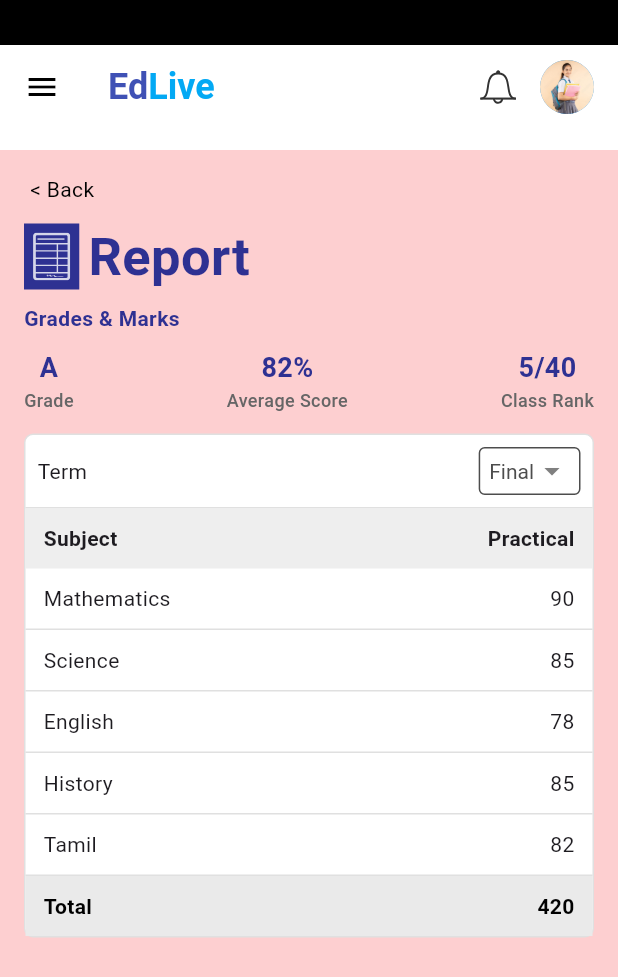
After one commit to Sathiya-Developer007/EDLive-SchoolApp, a Flutter app: the StudentReportPage screen opened directly, on a phone screen of 412 x 824 dp. The commit adds this screen. Shown: the top 977 px of the screen. Run offline on Flutter 3.47's test engine with Material 3 defaults, Android fonts, the phone set to English and light mode, and no system bars; our stand-ins replace flutter_svg, qr_flutter, shared_preferences; accounts and stored records are empty.

Commit message:
student report page ui created

```diff
--- a/lib/screens/students/student_dashboard.dart
+++ b/lib/screens/students/student_dashboard.dart
@@ -17,6 +17,7 @@ import 'student_events_holidays_page.dart';
 import 'student_school_bus_page.dart';
 import 'teacher_list_page.dart';
 import 'student_payments_page.dart';
+import 'student_report_page.dart';
 
 class StudentDashboardPage extends StatefulWidget {
   final Map<String, dynamic> childData;
@@ -287,7 +288,16 @@ class _StudentDashboardPageState extends State<StudentDashboardPage> {
   iconPath: 'assets/icons/reports.svg',
   color: const Color(0xFFFFCCCC),
   badgeCount: 1,
+  onTap: () {
+    Navigator.push(
+      context,
+      MaterialPageRoute(
+        builder: (context) => const StudentReportPage(),
       ),
+    );
+  },
+),
+
                 const SizedBox(height: 12),
         Row(
   children: [
--- /dev/null
+++ b/lib/screens/students/student_report_page.dart
@@ -0,0 +1,264 @@
+import 'package:flutter/material.dart';
+import 'package:flutter_svg/flutter_svg.dart';
+import 'package:school_app/screens/students/student_menu_drawer.dart';
+import 'package:school_app/widgets/student_app_bar.dart';
+
+
+ final ValueNotifier<String> selectedTerm = ValueNotifier<String>("Final");
+
+class StudentReportPage extends StatelessWidget {
+  const StudentReportPage({super.key});
+
+  @override
+  Widget build(BuildContext context) {
+    return Scaffold(
+      backgroundColor: Colors.white,
+      appBar: StudentAppBar(),
+      drawer: StudentMenuDrawer(),
+      body: Column(
+        children: [
+
+          // Pink Report Section
+          Expanded(
+            child: Container(
+              width: double.infinity,
+              color: const Color(0xFFFDCFD0),
+              padding: const EdgeInsets.all(16),
+              child: SingleChildScrollView(
+                child: Column(
+                  crossAxisAlignment: CrossAxisAlignment.start,
+                  children: [
+                    // Back Button
+                    GestureDetector(
+                      onTap: () => Navigator.pop(context),
+                      child: Row(
+                        children: const [
+                          // Icon(Icons.arrow_back, size: 18, color: Colors.black),
+                          SizedBox(width: 4),
+                          Text("< Back", style: TextStyle(color: Colors.black)),
+                        ],
+                      ),
+                    ),
+                    const SizedBox(height: 10),
+
+                    // Report Header
+                   Row(
+  children: [
+    Container(
+      padding: const EdgeInsets.all(6),
+      decoration: const BoxDecoration(
+        color: Color(0xFF2E3192), // Background color
+        // shape: BoxShape.circle,   // Makes it circular
+      ),
+      child: SvgPicture.asset(
+        "assets/icons/reports.svg",
+        height: 32,
+
+        color: Colors.white, // Makes the icon white on dark background
+      ),
+    ),
+    const SizedBox(width: 6),
+    const Text(
+      "Report",
+      style: TextStyle(
+        fontSize: 35,
+        fontWeight: FontWeight.bold,
+        color: Color(0xFF2E3192), // Updated text color
+      ),
+    ),
+  ],
+)
+,
+                    const SizedBox(height: 6),
+                    const Text(
+                      "Grades & Marks",
+                      style: TextStyle(
+                        fontWeight: FontWeight.bold,
+                        fontSize: 14,
+                        color: Color(0xFF2E3192),
+                      ),
+                    ),
+                    const SizedBox(height: 10),
+
+                    // Grade, Average Score, Class Rank
+                    Row(
+                      mainAxisAlignment: MainAxisAlignment.spaceBetween,
+                      children: const [
+                        _ReportStat(title: "Grade", value: "A"),
+                        _ReportStat(title: "Average Score", value: "82%"),
+                        _ReportStat(title: "Class Rank", value: "5/40"),
+                      ],
+                    ),
+                    const SizedBox(height: 14),
+
+                    // Term Dropdown + Table
+                  Container(
+  decoration: BoxDecoration(
+    color: Colors.white,
+    borderRadius: BorderRadius.circular(6),
+    border: Border.all(color: Colors.grey.shade300),
+  ),
+  child: Column(
+    children: [
+      // Term row with dropdown
+      Padding(
+        padding: const EdgeInsets.symmetric(horizontal: 8, vertical: 8),
+        child: Row(
+          mainAxisAlignment: MainAxisAlignment.spaceBetween,
+          children: [
+            const Text("Term"),
+            ValueListenableBuilder<String>(
+              valueListenable: selectedTerm,
+              builder: (context, value, _) {
+                return Container(
+                  height: 32, // slightly smaller height
+                  padding: const EdgeInsets.symmetric(horizontal: 6),
+                  decoration: BoxDecoration(
+                    border: Border.all(color: Color(0xFF4D4D4D)),
+                    borderRadius: BorderRadius.circular(4),
+                  ),
+                  child: DropdownButton<String>(
+                    value: value,
+                    underline: const SizedBox(),
+                    isExpanded: false,
+                    icon: const Icon(Icons.arrow_drop_down,
+                        color: Color(0xFF808080)),
+                    style: const TextStyle(
+                      color: Color(0xFF4D4D4D),
+                      fontSize: 14,
+                    ),
+                    items: const [
+                      DropdownMenuItem(value: "Final", child: Text("Final")),
+                      DropdownMenuItem(value: "Mid", child: Text("Mid")),
+                    ],
+                    onChanged: (newValue) {
+                      if (newValue != null) {
+                        selectedTerm.value = newValue;
+                      }
+                    },
+                  ),
+                );
+              },
+            ),
+          ],
+        ),
+      ),
+
+      // Divider line
+      Container(height: 1, color: Colors.grey.shade300),
+
+      // Table Header
+      Container(
+        color: Colors.grey.shade200,
+        padding:
+            const EdgeInsets.symmetric(horizontal: 12, vertical: 10),
+        child: Row(
+          mainAxisAlignment: MainAxisAlignment.spaceBetween,
+          children: const [
+            Text("Subject", style: TextStyle(fontWeight: FontWeight.bold)),
+            Text("Practical", style: TextStyle(fontWeight: FontWeight.bold)),
+          ],
+        ),
+      ),
+
+      // Table Rows
+      _buildRow("Mathematics", "90"),
+      _buildRow("Science", "85"),
+      _buildRow("English", "78"),
+      _buildRow("History", "85"),
+      _buildRow("Tamil", "82"),
+
+      // Total
+     Container(
+  color: const Color(0xFFEAEAEA), // Background color
+  padding: const EdgeInsets.symmetric(horizontal: 12, vertical: 10),
+  child: Row(
+    mainAxisAlignment: MainAxisAlignment.spaceBetween,
+    children: const [
+      Text(
+        "Total",
+        style: TextStyle(
+          fontWeight: FontWeight.bold,
+          color: Colors.black, // Keep black text for contrast
+        ),
+      ),
+      Text(
+        "420",
+        style: TextStyle(
+          fontWeight: FontWeight.bold,
+          color: Colors.black, // Keep black text for contrast
+        ),
+      ),
+    ],
+  ),
+)
+
+    ],
+  ),
+)
+,
+                    const SizedBox(height: 12),
+
+                    // // Remove from dashboard
+                    // Center(
+                    //   child: Text(
+                    //     "× Remove from dashboard",
+                    //     style: TextStyle(
+                    //       color: Colors.red.shade700,
+                    //       fontWeight: FontWeight.w500,
+                    //     ),
+                    //   ),
+                    // ),
+                  ],
+                ),
+              ),
+            ),
+          ),
+        ],
+      ),
+    );
+  }
+
+  static Widget _buildRow(String subject, String marks) {
+    return Container(
+      padding: const EdgeInsets.symmetric(horizontal: 12, vertical: 10),
+      decoration: BoxDecoration(
+        border: Border(
+          bottom: BorderSide(color: Colors.grey.shade300),
+        ),
+      ),
+      child: Row(
+        mainAxisAlignment: MainAxisAlignment.spaceBetween,
+        children: [
+          Text(subject),
+          Text(marks),
+        ],
+      ),
+    );
+  }
+}
+
+class _ReportStat extends StatelessWidget {
+  final String title;
+  final String value;
+
+  const _ReportStat({required this.title, required this.value, super.key});
+
+  @override
+  Widget build(BuildContext context) {
+    return Column(
+      children: [
+        Text(value,
+            style: const TextStyle(
+                fontWeight: FontWeight.bold,
+                fontSize: 18,
+                color: Color(0xFF2E3192),)),
+        Text(title,
+            style: const TextStyle(
+                fontSize: 12,
+                fontWeight: FontWeight.w500,
+               color: Color(0xFF666666)),),
+      ],
+    );
+  }
+}
```
Lines whose indentation alone changed are shown as unchanged.
